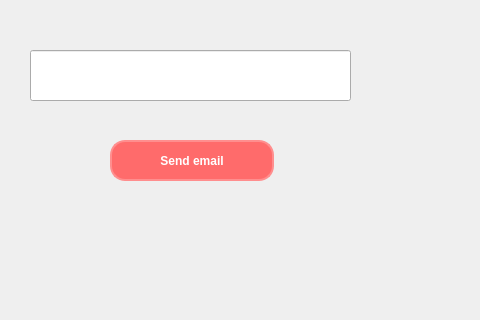
CiocAlexandru/2025_CAM_DummyChef, file 3_Solution/Client/DummyChefInterface/forgotpassworddialog.ui: the form before one commit; both pictures show x 0 to 480 and y 330 to 650 of the 967 by 768 pixel window.
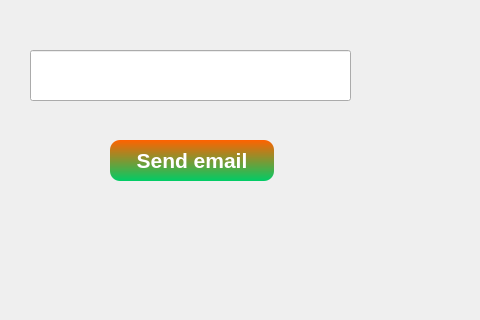
The form after the commit.

Diff of the .ui file:
```diff
--- a/3_Solution/Client/DummyChefInterface/forgotpassworddialog.ui
+++ b/3_Solution/Client/DummyChefInterface/forgotpassworddialog.ui
@@ -37,13 +37,15 @@
    </property>
    <property name="styleSheet">
     <string notr="true">QPushButton {
-    background-color: #FF6B6B;  /* Culoare primară */
-    color: white;
-    border-radius: 15px;
-    padding: 10px 20px;
-    border: 2px solid #FF8E8E;
-    font-weight: bold;
-    min-width: 120px;
+    background: qlineargradient(x1:0, y1:0, x2:0, y2:1, stop:0 #FF6200, stop:1 #00CC66);
+    color: #FFFFFF;
+    border-radius: 10px;
+    border: none;
+    padding: 5px;
+    font-family: &quot;Poppins&quot;;
+    font-size: 16pt;
+    font-weight: 600;
+    box-shadow: 2px 2px 5px rgba(0, 0, 0, 0.3);
 }
 
 QPushButton:hover {
```
Left out of the diff: 6 changed lines with no effect on the pictures.
